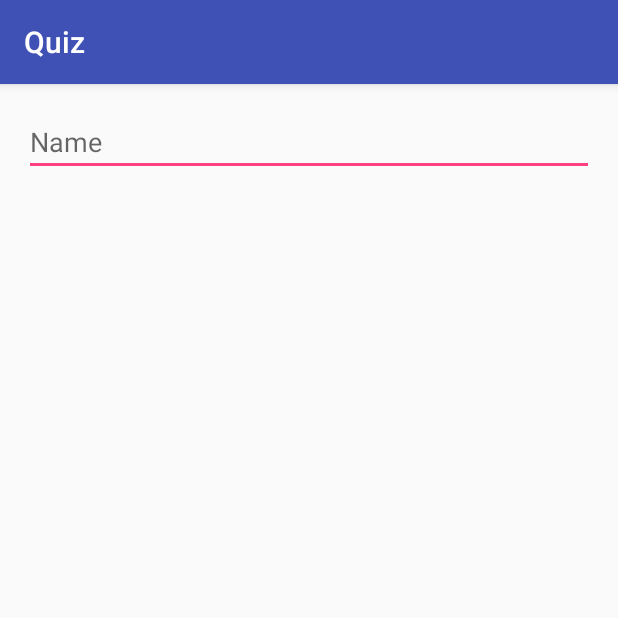
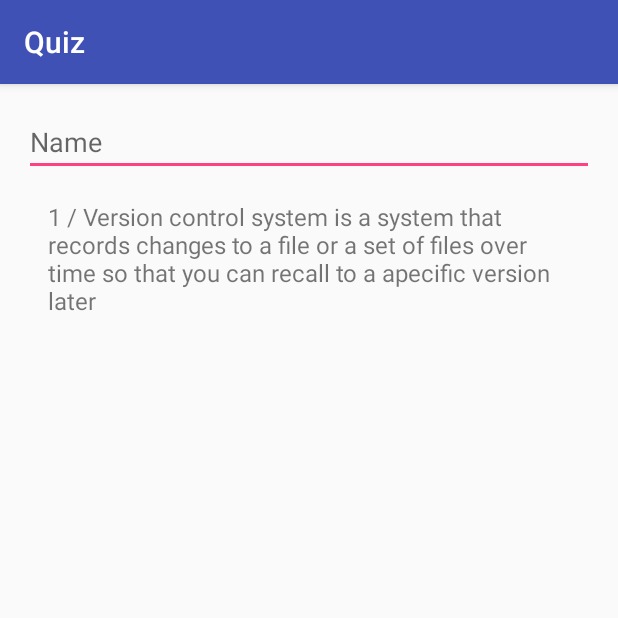
Before and after one commit to hossamnasser938/VCS_Quiz, an Android app: the screen it shows after launch (MainActivity), on a phone screen of 412 x 824 dp, the top half of it. Run offline under Robolectric (Android 15) with nearby library versions, the phone set to English and light mode, and no system bars.

Commit message:
add question1 test as a string resource

```diff
--- a/app/src/main/res/layout/activity_main.xml
+++ b/app/src/main/res/layout/activity_main.xml
@@ -18,7 +18,8 @@
             style="@style/BasicQuestionLinearLayout">
 
             <TextView
-                style="@style/BasicQuestionText" />
+                style="@style/BasicQuestionText"
+                android:text="@string/question1" />
 
         </LinearLayout>
 
--- a/app/src/main/res/values/strings.xml
+++ b/app/src/main/res/values/strings.xml
@@ -1,4 +1,5 @@
 <resources>
     <string name="app_name">Quiz</string>
     <string name="name">Name</string>
+    <string name="question1">1 / Version control system is a system that records changes to a file or a set of files over time so that you can recall to a apecific version later</string>
 </resources>
```
